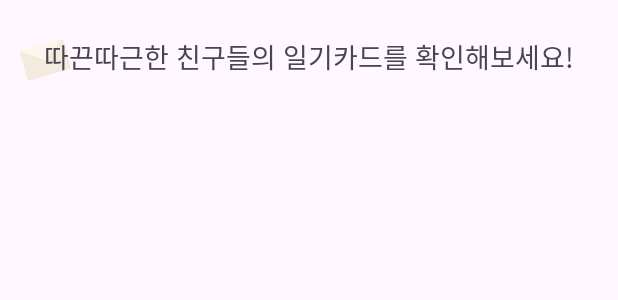
After one commit to SMUMC-7th/7th_Android, an Android app: the layout item_home_bottomsheet.xml on its own in the app's theme, with its tools: preview values and no code run, on a phone screen of 412 x 824 dp. The commit adds this screen. Shown: the top 300 px of the screen. Run offline under Robolectric (Android 15) with nearby library versions, the phone set to English and light mode, and no system bars.

Commit message:
design: home fragment ui 추가

```diff
--- a/app/src/main/java/com/wash/smumc_7th_android/MainActivity.kt
+++ b/app/src/main/java/com/wash/smumc_7th_android/MainActivity.kt
@@ -4,6 +4,7 @@ import android.os.Bundle
 import androidx.appcompat.app.AppCompatActivity
 import androidx.fragment.app.Fragment
 import com.wash.smumc_7th_android.databinding.ActivityMainBinding
+import com.wash.smumc_7th_android.home.HomeFragment
 
 class MainActivity : AppCompatActivity() {
     private val binding: ActivityMainBinding by lazy {
@@ -28,7 +29,7 @@ class MainActivity : AppCompatActivity() {
 
 
     private fun setNavigation() = with(binding){
-        botNavmain.setOnItemSelectedListener { item ->
+        botNavMain.setOnItemSelectedListener { item ->
             when(item.itemId){
                R.id.nav_main_home ->{
                    setFragment(HomeFragment())
--- /dev/null
+++ b/app/src/main/res/drawable/ic_letter.xml
@@ -0,0 +1,12 @@
+<vector xmlns:android="http://schemas.android.com/apk/res/android"
+    android:width="41dp"
+    android:height="34dp"
+    android:viewportWidth="41"
+    android:viewportHeight="34">
+  <path
+      android:pathData="M3.203,13.335l29.264,-8.706l5.946,19.985l-29.264,8.706z"
+      android:fillColor="#F3EBDE"/>
+  <path
+      android:pathData="M20.808,18.973L3.256,13.124L32.308,4.481L20.808,18.973Z"
+      android:fillColor="#FBF6EE"/>
+</vector>
--- a/app/src/main/res/layout/activity_first.xml
+++ b/app/src/main/res/layout/activity_first.xml
@@ -5,7 +5,8 @@
     android:layout_width="match_parent"
     android:layout_height="match_parent"
     android:background="@drawable/bg_first"
-    android:paddingHorizontal="16dp"
+    android:paddingHorizontal="@dimen/paddingHorizontalCommon"
+    android:paddingTop="@dimen/paddingTopCommon"
     tools:context=".FirstActivity">
 
 
@@ -13,7 +14,6 @@
         android:id="@+id/iv_first_back"
         android:layout_width="wrap_content"
         android:layout_height="wrap_content"
-        android:layout_marginTop="24dp"
         android:src="@drawable/ic_back"
         app:layout_constraintStart_toStartOf="parent"
         app:layout_constraintTop_toTopOf="parent" />
--- /dev/null
+++ b/app/src/main/res/layout/item_home_bottomsheet.xml
@@ -0,0 +1,29 @@
+<?xml version="1.0" encoding="utf-8"?>
+<androidx.constraintlayout.widget.ConstraintLayout xmlns:android="http://schemas.android.com/apk/res/android"
+    xmlns:app="http://schemas.android.com/apk/res-auto"
+    android:layout_width="match_parent"
+    android:layout_height="wrap_content"
+    android:paddingTop="@dimen/paddingTopCommon">
+
+    <TextView
+        android:id="@+id/tv_itemBotSheet"
+        android:layout_width="wrap_content"
+        android:layout_height="wrap_content"
+        android:fontFamily="@font/gangwon_edu_hyeonok_t"
+        android:text="따끈따근한 친구들의 일기카드를 확인해보세요!"
+        android:textSize="18sp"
+        app:layout_constraintEnd_toEndOf="parent"
+        app:layout_constraintStart_toStartOf="parent"
+        app:layout_constraintTop_toTopOf="parent" />
+
+    <ImageView
+        android:layout_width="wrap_content"
+        android:layout_height="wrap_content"
+        android:src="@drawable/ic_letter"
+        app:layout_constraintStart_toStartOf="@id/tv_itemBotSheet"
+        app:layout_constraintTop_toTopOf="@id/tv_itemBotSheet"
+        app:layout_constraintBottom_toBottomOf="@id/tv_itemBotSheet"
+        android:layout_marginStart="-20dp"
+        android:elevation="-1dp"/>
+
+</androidx.constraintlayout.widget.ConstraintLayout>
--- a/app/src/main/res/values/dimens.xml
+++ b/app/src/main/res/values/dimens.xml
@@ -1,4 +1,6 @@
 <?xml version="1.0" encoding="utf-8"?>
 <resources>
     <dimen name="first_box_topmargin">16dp</dimen>
+    <dimen name="paddingHorizontalCommon">16dp</dimen>
+    <dimen name="paddingTopCommon">24dp</dimen>
 </resources>
```
Also changed, not shown: app/src/main/java/com/wash/smumc_7th_android/home/HomeFragment.kt (added, +30 -0 lines), app/src/main/res/layout/fragment_home.xml (added, +81 -0 lines).
